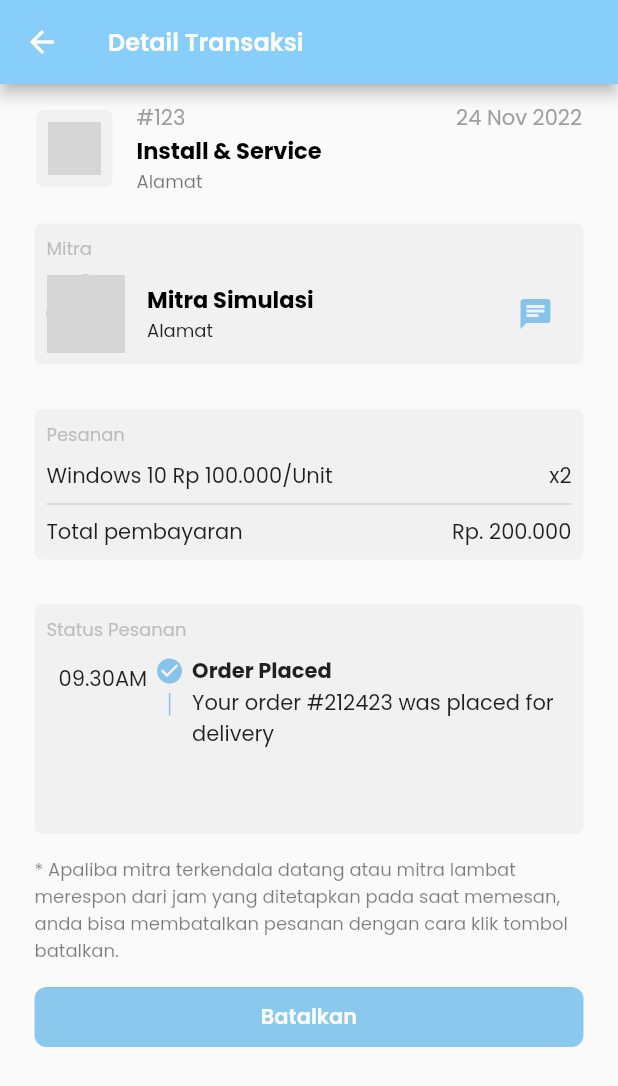
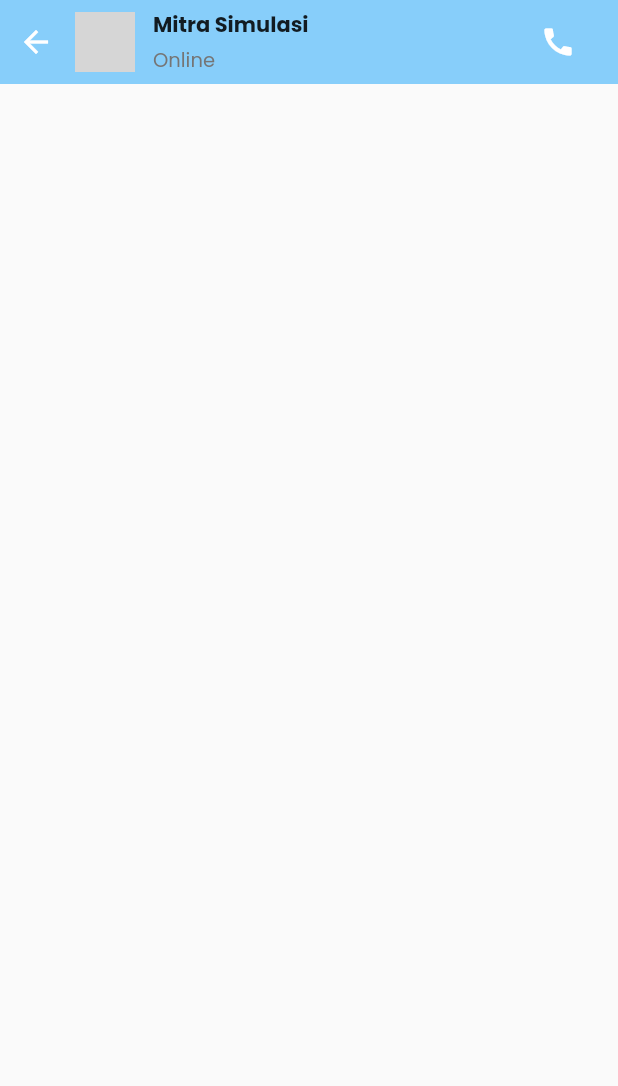
Before and after one commit to muhrizkyrahmanr/smartta, a Flutter app: the DetailTransaksi screen opened directly, after a tap on the "chat" icon, on a phone screen of 412 x 824 dp. Shown: the top 1086 px of the screen. Run offline on Flutter 3.47's test engine with Material 2 defaults, Android fonts, the light colour scheme and no system bars; our stand-ins replace carousel_slider, webview_flutter; network calls fail; grey boxes are pictures that could not be loaded.

Commit message:
chat mitra

```diff
--- /dev/null
+++ b/lib/chat_mitra_page.dart
@@ -0,0 +1,98 @@
+import 'package:flutter/material.dart';
+import 'package:flutter/widgets.dart';
+import 'package:smartta/constants/colors.dart';
+import 'package:url_launcher/url_launcher.dart';
+
+class ChatMitraPage extends StatefulWidget {
+  const ChatMitraPage({Key? key}) : super(key: key);
+
+  @override
+  State<ChatMitraPage> createState() => _ChatMitraPageState();
+}
+
+class _ChatMitraPageState extends State<ChatMitraPage> {
+  @override
+  Widget build(BuildContext context) {
+    Size size = MediaQuery.of(context).size;
+    return Scaffold(
+      appBar: AppBar(
+        elevation: 0,
+        automaticallyImplyLeading: false,
+        iconTheme: IconThemeData(
+          color: kWhite, //change your color here
+        ),
+        flexibleSpace: SafeArea(
+          child: Container(
+            padding: EdgeInsets.only(right: 16),
+            child: Row(
+              children: <Widget>[
+                IconButton(
+                  onPressed: (){
+                    Navigator.pop(context);
+                  },
+                  icon: Icon(Icons.arrow_back,color: Colors.white,),
+                ),
+                SizedBox(width: 2,),
+                CircleAvatar(
+                  backgroundColor: Colors.grey,
+                  backgroundImage: NetworkImage("https://st.depositphotos.com/1144472/2003/i/600/depositphotos_20030237-stock-photo-cheerful-young-man-over-white.jpg"),
+                  radius: 20,
+                ),
+                SizedBox(width: 12,),
+                Expanded(
+                  child: Column(
+                    crossAxisAlignment: CrossAxisAlignment.start,
+                    mainAxisAlignment: MainAxisAlignment.center,
+                    children: <Widget>[
+                      Text("Mitra Simulasi", style: TextStyle(fontWeight: FontWeight.bold),),
+                      SizedBox(height: 3,),
+                      Text("Online",style: TextStyle(color: Colors.grey.shade600, fontSize: 13),),
+                    ],
+                  ),
+                ),
+                IconButton(
+                  icon: Icon(
+                    Icons.call,
+                    color: Colors.white,
+                  ),
+                  onPressed: () {
+                    final Uri launchUri = Uri(
+                      scheme: 'tel',
+                      path: "085728761701",
+                    );
+                    launchUrl(launchUri);
+                  },
+                )
+              ],
+            ),
+          ),
+        ),
+        // title: Text(
+        //   "Mitra Simulasi",
+        //   style: const TextStyle(
+        //       fontSize: 16, fontWeight: FontWeight.w600, color: kWhite),
+        // ),
+        // actions: <Widget>[
+        //   IconButton(
+        //     icon: Icon(
+        //       Icons.call,
+        //       color: Colors.white,
+        //     ),
+        //     onPressed: () {
+        //       // do something
+        //     },
+        //   )
+        // ],
+      ),
+      body: Padding(
+        padding: EdgeInsets.all(8.0),
+        child: SizedBox(
+            width: size.width, height: size.height, child: buildChatMitra()),
+      ),
+    );
+  }
+
+  buildChatMitra(){
+  }
+
+}
--- a/lib/detailtransaksi_page.dart
+++ b/lib/detailtransaksi_page.dart
@@ -1,4 +1,5 @@
 import 'package:flutter/material.dart';
+import 'package:smartta/chat_mitra_page.dart';
 import 'package:smartta/constants/colors.dart';
 
 class DetailTransaksi extends StatefulWidget {
@@ -114,18 +115,22 @@ class _DetailTransaksiState extends State<DetailTransaksi> {
                           child: Column(
                             crossAxisAlignment: CrossAxisAlignment.start,
                             children: [
-                              Text("Mitra Simulasi",style: TextStyle(fontWeight: FontWeight.bold, fontSize: 15.0, color: Colors.black)),
+                              Text("Mitra Simulasi",style: TextStyle(fontWeight: FontWeight.bold, fontSize: 15.0)),
                               Text("Alamat",style: TextStyle(fontSize: 12.0)),
                             ],
                           ),
                         ),
                         Spacer(),
                         IconButton(
+                          onPressed: () {
+                            Navigator.push(context, MaterialPageRoute(builder: (context){
+                              return ChatMitraPage();
+                            }));
+                          },
                           icon: Icon(
                             Icons.chat,
                           ),
                           color: kPrimaryColor.withOpacity(0.5),
-                          onPressed: () {},
                         )
                       ],
                     ),
--- a/lib/transaksi_page.dart
+++ b/lib/transaksi_page.dart
@@ -16,6 +16,7 @@ class _TransaksiPageState extends State<TransaksiPage> {
         length: 2,
         child: Scaffold(
           appBar: AppBar(
+            automaticallyImplyLeading: false,
             bottom: const TabBar(
               indicatorColor: kWhite,
               labelColor: kWhite,
--- a/pubspec.yaml
+++ b/pubspec.yaml
@@ -35,6 +35,7 @@ dependencies:
   http: ^0.13.5
   webview_flutter: ^3.0.4
   status_change: ^2.0.0
+  url_launcher: ^6.1.7
 
 
   # The following adds the Cupertino Icons font to your application.
```
Also changed, not shown: pubspec.lock, 1 other file.
